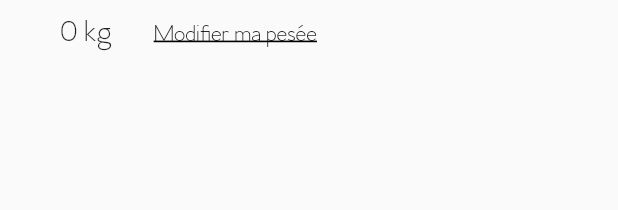
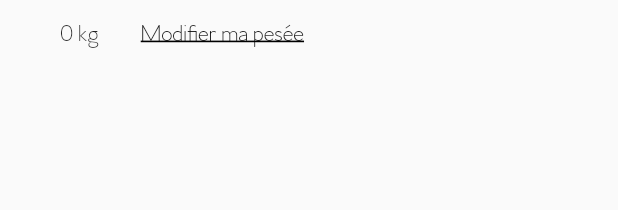
Before and after one commit to hugo9464/zede-flutter, a Flutter app: the WeighingType widget shown alone on an empty page, opened directly with empty values, on a phone screen of 412 x 824 dp. Shown: the top 210 px of the screen. Run offline on Flutter 3.47's test engine with Material 2 defaults, Android fonts, the light colour scheme and no system bars; our stand-ins replace charts_flutter, cloud_firestore, firebase_auth, firebase_core, fl_chart, flutter_secure_storage and 3 more; accounts and stored records are empty; network calls fail.

Commit message:
create type widget

```diff
--- /dev/null
+++ b/lib/components/type_widget.dart
@@ -0,0 +1,32 @@
+import 'package:flutter/material.dart';
+
+class TypeWidget extends StatelessWidget {
+  const TypeWidget({Key? key, required this.type}) : super(key: key);
+
+  final String type;
+
+  @override
+  Widget build(BuildContext context) {
+    return Container(
+      padding: EdgeInsets.only(left: 10.0, right: 10.0, top: 2.0, bottom: 2.0),
+      decoration: BoxDecoration(
+          color: getColor(type),
+          borderRadius: BorderRadius.all(Radius.circular(5.0))),
+      child: Text(
+        type,
+        style: TextStyle(color: Colors.white, fontSize: 15.0),
+      ),
+    );
+  }
+
+  getColor(String type) {
+    switch (type) {
+      case "Jaune":
+        return Color(0xffE8B136);
+      case "Verte":
+        return Color(0xff177328);
+      case "Grise":
+        return Color(0xff636363);
+    }
+  }
+}
--- a/lib/components/weighing_type.dart
+++ b/lib/components/weighing_type.dart
@@ -1,4 +1,5 @@
 import 'package:flutter/material.dart';
+import 'package:zede_app/components/type_widget.dart';
 
 class WeighingType extends StatelessWidget {
   const WeighingType({Key? key, required this.type, required this.weight})
@@ -6,23 +7,13 @@ class WeighingType extends StatelessWidget {
 
   final String type;
   final num weight;
-  final double fontSize = 20.0;
+  final double fontSize = 15.0;
 
   @override
   Widget build(BuildContext context) {
     return Row(
       children: [
-        Container(
-          padding:
-              EdgeInsets.only(left: 10.0, right: 10.0, top: 2.0, bottom: 2.0),
-          decoration: BoxDecoration(
-              color: getColor(type),
-              borderRadius: BorderRadius.all(Radius.circular(5.0))),
-          child: Text(
-            type,
-            style: TextStyle(color: Colors.white, fontSize: fontSize),
-          ),
-        ),
+        TypeWidget(type: type),
         SizedBox(width: 20.0),
         Text(weight.toString() + ' kg', style: TextStyle(fontSize: fontSize)),
         SizedBox(width: 20.0),
@@ -32,7 +23,7 @@ class WeighingType extends StatelessWidget {
             'Modifier ma pesée',
             style: TextStyle(
                 decoration: TextDecoration.underline,
-                fontSize: 15.0,
+                fontSize: fontSize,
                 fontFamily: 'VentiCF-Light',
                 color: Colors.black),
           ),
@@ -40,15 +31,4 @@ class WeighingType extends StatelessWidget {
       ],
     );
   }
-
-  getColor(String type) {
-    switch (type) {
-      case "Jaune":
-        return Color(0xffE8B136);
-      case "Verte":
-        return Color(0xff177328);
-      case "Grise":
-        return Color(0xff636363);
-    }
-  }
 }
```
